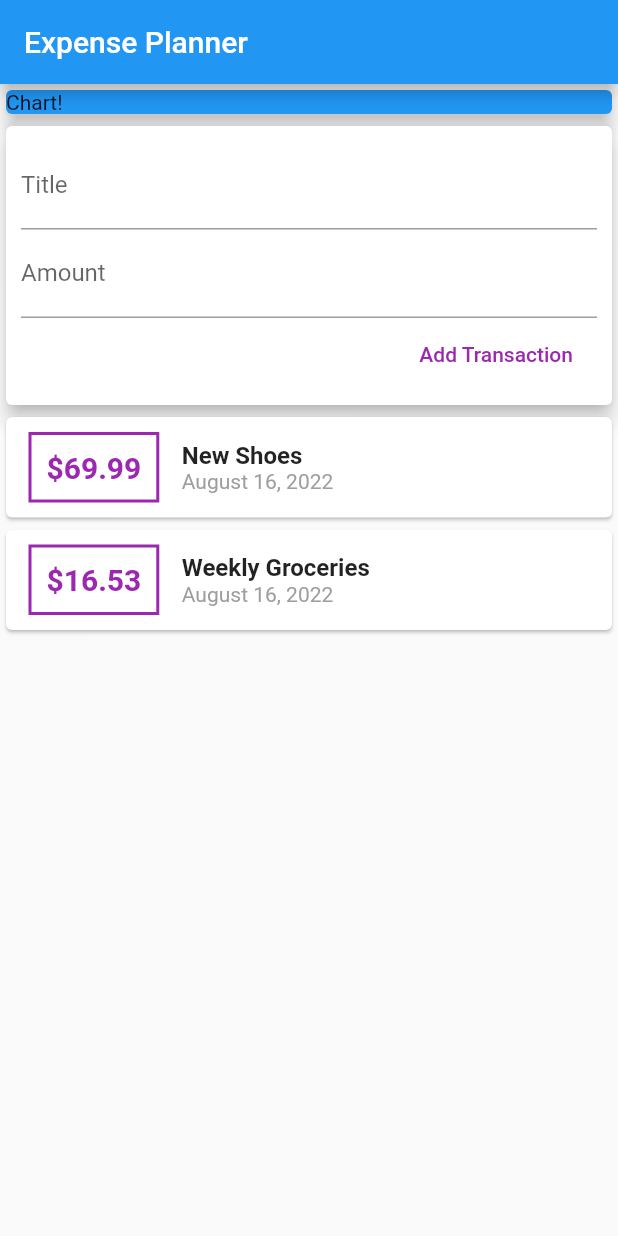
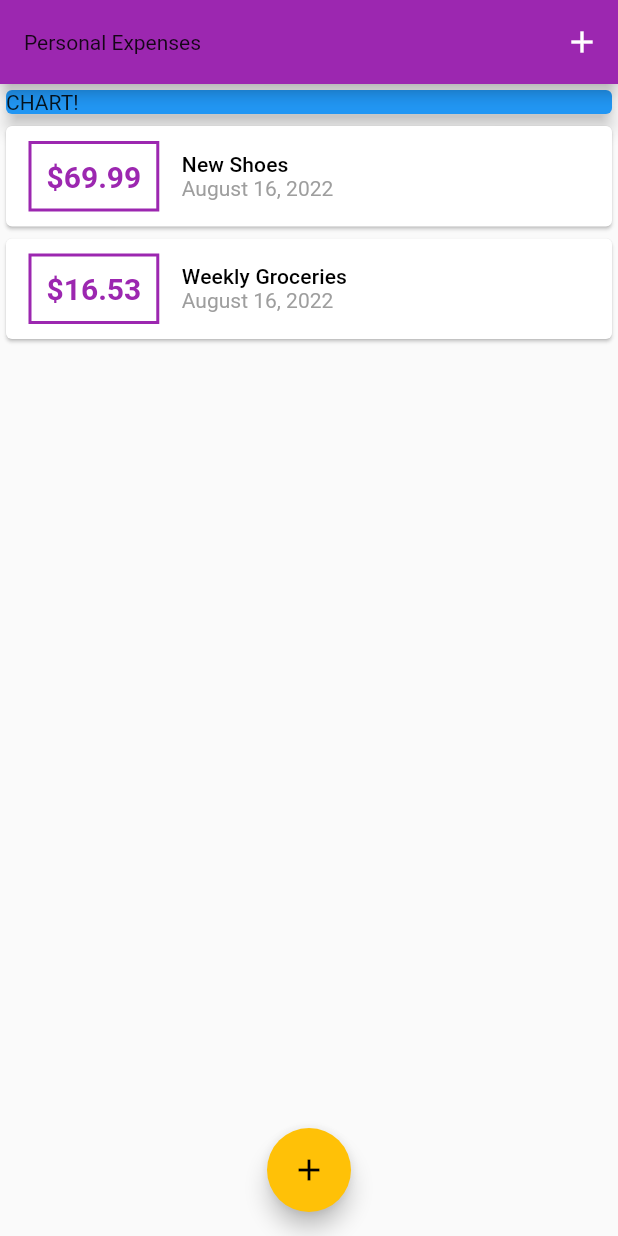
Before and after one commit to KnightCoder02/Personal_Expenses, a Flutter app: the screen it shows after launch, on a phone screen of 412 x 824 dp. Run offline on Flutter 3.47's test engine with Material 2 defaults, Android fonts, the phone set to English and light mode, and no system bars.

Commit message:
Initial Commit

```diff
--- a/lib/main.dart
+++ b/lib/main.dart
@@ -1,7 +1,7 @@
-import './widgets/user_transactions.dart';
 import 'package:flutter/material.dart';
+import './widgets/transaction_list.dart';
+import './widgets/new_transaction.dart';
 import './models/transaction.dart';
-import 'package:intl/intl.dart';
 
 void main() => runApp(MyApp());
 
@@ -9,48 +9,110 @@ class MyApp extends StatelessWidget {
   @override
   Widget build(BuildContext context) {
     return MaterialApp(
-      title: 'Flutter App',
+      title: 'Personal Expenses',
+      theme: ThemeData(
+        primarySwatch: Colors.purple,
+        accentColor: Colors.amber,
+        fontFamily: 'Quicksand',
+        textTheme: ThemeData.light().textTheme.copyWith(
+              subtitle1: TextStyle(
+                fontFamily: 'OpenSans',
+                fontWeight: FontWeight.bold,
+                fontSize: 18,
+              ),
+            ),
+        appBarTheme: AppBarTheme(
+          textTheme: ThemeData.light().textTheme.copyWith(
+                subtitle2: TextStyle(
+                  fontFamily: 'OpenSans',
+                  fontSize: 20,
+                  fontWeight: FontWeight.bold,
+                ),
+              ),
+        ),
+      ),
       home: MyHomePage(),
     );
   }
 }
 
-class MyHomePage extends StatelessWidget {
-  /*final List<Transaction> transactions = [
+class MyHomePage extends StatefulWidget {
+  @override
+  _MyHomePageState createState() => _MyHomePageState();
+}
+
+class _MyHomePageState extends State<MyHomePage> {
+  final List<Transaction> _userTransactions = [
     Transaction(
-      't1',
-      'New Shoes',
-      69.99,
-      DateTime.now(),
+      id: 't1',
+      title: 'New Shoes',
+      amount: 69.99,
+      date: DateTime.now(),
     ),
     Transaction(
-      't2',
-      'Weekly Groceries',
-      16.53,
-      DateTime.now(),
+      id: 't2',
+      title: 'Weekly Groceries',
+      amount: 16.53,
+      date: DateTime.now(),
     ),
-  ];*/
-  /*final titleController = TextEditingController();
-  final amountController = TextEditingController();*/
+  ];
+
+  void _addNewTransaction(String txTitle, double txAmount) {
+    final newTx = Transaction(
+      id: DateTime.now.toString(),
+      title: txTitle,
+      amount: txAmount,
+      date: DateTime.now(),
+    );
+
+    setState(() {
+      _userTransactions.add(newTx);
+    });
+  }
+
+  void _startAddNewTransaction(BuildContext ctx) {
+    showModalBottomSheet(
+      context: context,
+      builder: (BuildContext context) {
+        return Column(
+          children: [
+            GestureDetector(
+              onTap: () {},
+              child: NewTransaction(_addNewTransaction),
+              behavior: HitTestBehavior.opaque,
+            ),
+          ],
+        );
+      },
+    );
+  }
 
   @override
   Widget build(BuildContext context) {
     return Scaffold(
       appBar: AppBar(
-        title: Text('Expense Planner'),
+        title: Text(
+          'Personal Expenses',
+        ),
+        actions: <Widget>[
+          IconButton(
+            icon: Icon(Icons.add),
+            onPressed: () => _startAddNewTransaction(context),
+          ),
+        ],
       ),
       body: SingleChildScrollView(
         child: Column(
           // mainAxisAlignment: MainAxisAlignment.start,
           crossAxisAlignment: CrossAxisAlignment.stretch,
           children: <Widget>[
-            Card(
-              color: Colors.blue,
-              child: Container(
-                width: double.infinity,
-                child: Text('Chart!'),
+            Container(
+              width: double.infinity,
+              child: Card(
+                color: Colors.blue,
+                child: Text('CHART!'),
+                elevation: 5,
               ),
-              elevation: 5,
             ),
 
             /*Card(
@@ -141,9 +203,14 @@ class MyHomePage extends StatelessWidget {
             ),
           ),*/
 
-            UserTransactions()
+            TransactionList(_userTransactions),
           ],
         ),
+      ),
+      floatingActionButtonLocation: FloatingActionButtonLocation.centerFloat,
+      floatingActionButton: FloatingActionButton(
+        child: Icon(Icons.add),
+        onPressed: () => _startAddNewTransaction(context),
       ),
     );
   }
--- a/lib/models/transaction.dart
+++ b/lib/models/transaction.dart
@@ -1,3 +1,5 @@
+import 'package:flutter/foundation.dart';
+
 class Transaction {
   final String id;
   final String title;
--- a/lib/widgets/new_transaction.dart
+++ b/lib/widgets/new_transaction.dart
@@ -1,11 +1,30 @@
 import 'package:flutter/material.dart';
 
-class NewTransaction extends StatelessWidget {
+class NewTransaction extends StatefulWidget {
   final Function() addTx;
+  NewTransaction(this.addTx);
+
+  @override
+  State<NewTransaction> createState() => _NewTransactionState();
+}
+
+class _NewTransactionState extends State<NewTransaction> {
   final titleController = TextEditingController();
   final amountController = TextEditingController();
 
-  NewTransaction(this.addTx);
+  void submitData() {
+    final enteredTitle = titleController.text;
+    final enteredAmount = double.parse(amountController.text);
+    if(enteredTitle.isEmpty || enteredAmount <= 0){
+      return;
+    }
+
+    widget.addTx(
+      enteredTitle,
+      enteredAmount,
+    );
+    Navigator.of(context).pop();
+  }
 
   @override
   Widget build(BuildContext context) {
@@ -19,20 +38,18 @@ class NewTransaction extends StatelessWidget {
             TextField(
               decoration: InputDecoration(labelText: 'Title'),
               controller: titleController,
+              onSubmitted: (_) => submitData(),
             ),
             TextField(
               decoration: InputDecoration(labelText: 'Amount'),
               controller: amountController,
+              keyboardType: TextInputType.number,
+              onSubmitted: (_) => submitData(),
             ),
             FlatButton(
               child: Text('Add Transaction'),
               textColor: Colors.purple,
-              onPressed: () {
-                addTx(
-                  titleController.text,
-                  double.parse(amountController.text),
-                );
-              },
+              onPressed: submitData,
             ),
           ],
         ),
--- a/lib/widgets/transaction_list.dart
+++ b/lib/widgets/transaction_list.dart
@@ -9,9 +9,8 @@ class TransactionList extends StatelessWidget {
   Widget build(BuildContext context) {
     return Container(
       height: 300,
-      child: SingleChildScrollView(
-        child: Column(
-          children: transactions.map((tx) {
+      child: ListView.builder(
+        itemBuilder: (ctx, index) {
           return Card(
             child: Row(
               children: <Widget>[
@@ -22,17 +21,17 @@ class TransactionList extends StatelessWidget {
                   ),
                   decoration: BoxDecoration(
                     border: Border.all(
-                        color: Colors.purple,
+                      color: Theme.of(context).primaryColor,
                       width: 2,
                     ),
                   ),
                   padding: EdgeInsets.all(10),
                   child: Text(
-                      '\$${tx.amount}',
+                    '\$${transactions[index].amount.toStringAsFixed(2)}',
                     style: TextStyle(
                       fontWeight: FontWeight.bold,
                       fontSize: 20,
-                        color: Colors.purple,
+                      color: Theme.of(context).primaryColor,
                     ),
                   ),
                 ),
@@ -40,14 +39,11 @@ class TransactionList extends StatelessWidget {
                   crossAxisAlignment: CrossAxisAlignment.start,
                   children: <Widget>[
                     Text(
-                        tx.title,
-                        style: TextStyle(
-                          fontSize: 16,
-                          fontWeight: FontWeight.bold,
-                        ),
+                      transactions[index].title,
+                      style: Theme.of(context).textTheme.subtitle2,
                     ),
                     Text(
-                        DateFormat.yMMMMd().format(tx.date),
+                      DateFormat.yMMMMd().format(transactions[index].date),
                       style: TextStyle(
                         color: Colors.grey,
                       ),
@@ -57,8 +53,8 @@ class TransactionList extends StatelessWidget {
               ],
             ),
           );
-          }).toList(),
-        ),
+        },
+        itemCount: transactions.length,
       ),
     );
   }
--- a/lib/widgets/user_transactions.dart
+++ /dev/null
@@ -1,49 +0,0 @@
-import './new_transaction.dart';
-import './transaction_list.dart';
-import 'package:flutter/material.dart';
-import '../models/transaction.dart';
-
-class UserTransactions extends StatefulWidget {
-  @override
-  State<UserTransactions> createState() => _UserTransactionsState();
-}
-
-class _UserTransactionsState extends State<UserTransactions> {
-  final List<Transaction> _userTransactions = [
-    Transaction(
-      id: 't1',
-      title: 'New Shoes',
-      amount: 69.99,
-      date: DateTime.now(),
-    ),
-    Transaction(
-      id: 't2',
-      title: 'Weekly Groceries',
-      amount: 16.53,
-      date: DateTime.now(),
-    ),
-  ];
-
-  void _addNewTransaction(String txTitle, double txAmount) {
-    final newTx = Transaction(
-      id: DateTime.now().toString(),
-      title: txTitle,
-      amount: txAmount,
-      date: DateTime.now(),
-    );
-
-    setState(() {
-      _userTransactions.add(newTx);
-    });
-  }
-
-  @override
-  Widget build(BuildContext context) {
-    return Column(
-      children: <Widget>[
-        NewTransaction(_addNewTransaction),
-        TransactionList(_userTransactions),
-      ],
-    );
-  }
-}
```
Also changed, not shown: pubspec.yaml (+11 -6 lines), assets/fonts/OpenSans-Bold.ttf (added), assets/fonts/OpenSans-Regular.ttf (added), assets/fonts/Quicksand-Bold.ttf (added), assets/fonts/Quicksand-Light.ttf (added), assets/fonts/Quicksand-Medium.ttf (added), assets/fonts/Quicksand-Regular.ttf (added). Lines whose indentation alone changed are shown as unchanged.
